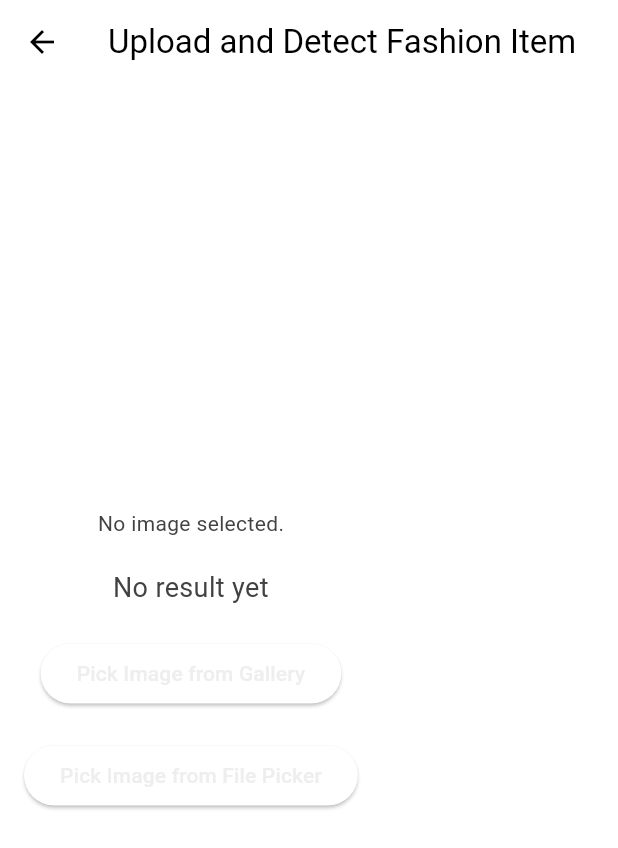
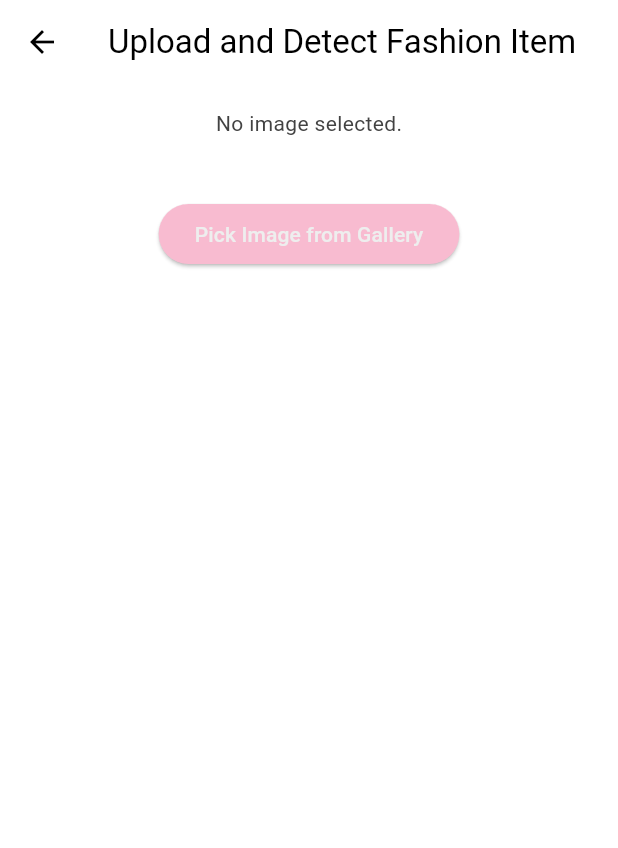
Before and after one commit to israaBaageel/Bella, a Flutter app: the UploadPage screen opened directly, on a phone screen of 412 x 824 dp. Shown: the top 848 px of the screen. Run offline on Flutter 3.47's test engine with Material 3 defaults, Android fonts, the phone set to English and light mode, and no system bars; our stand-ins replace carousel_slider, cloud_firestore, file_picker, firebase_auth, firebase_core, flutter_dotenv and 7 more; missing offline and left inert: chatview; accounts and stored records are empty.

Commit message:
image detection Edited

```diff
--- a/lib/pages/group_chat.dart
+++ b/lib/pages/group_chat.dart
@@ -3,7 +3,6 @@ import 'dart:io';
 import 'package:flutter/material.dart';
 import 'package:get_it/get_it.dart';
 import 'package:test/models/user_profile.dart';
-import 'package:test/pages/chat_page.dart';
 import 'package:test/pages/messagePage.dart';
 import 'package:test/services/database_service.dart';
 import 'package:test/services/media_service.dart';
--- a/lib/pages/upload_page.dart
+++ b/lib/pages/upload_page.dart
@@ -1,3 +1,4 @@
+import 'dart:convert'; // Add this for json decoding
 import 'dart:io';
 import 'package:flutter/material.dart';
 import 'package:file_picker/file_picker.dart';
@@ -15,7 +16,8 @@ class UploadPage extends StatefulWidget {
 
 class _UploadPageState extends State<UploadPage> {
   File? _image;
-  String _result = "No result yet";
+  Map<String, dynamic> _analysis = {};
+  Map<String, dynamic> _outfit = {};
   final picker = ImagePicker();
   FilePickerResult? _filePickerResult;
 
@@ -54,13 +56,14 @@ class _UploadPageState extends State<UploadPage> {
     if (response.statusCode == 200) {
       final responseData = await response.stream.bytesToString();
       setState(() {
-        _result = "Prediction: $responseData";
+        final responseJson = jsonDecode(responseData);
+        _analysis = responseJson['analysis'];
+        _outfit = responseJson['outfit'];
       });
-      // After detecting the clothing items, upload the image and prediction result to Cloudinary
-      _uploadToCloudinary(responseData);
     } else {
       setState(() {
-        _result = "Error: Unable to get prediction.";
+        _analysis = {};
+        _outfit = {};
       });
     }
   }
@@ -88,25 +91,6 @@ class _UploadPageState extends State<UploadPage> {
     }
   }
 
-  // Function to open the file picker and allow selecting files (if required)
-  void _openFilePicker() async {
-    FilePickerResult? result = await FilePicker.platform.pickFiles(
-      allowMultiple: false,
-      allowedExtensions: ["jpg", "jpeg", "png", "jfif", "mp4"],
-      type: FileType.custom,
-    );
-
-    if (result != null) {
-      setState(() {
-        _filePickerResult = result;
-        _image = File(
-          result.files.single.path!,
-        ); // Set the selected file as image
-      });
-      _uploadImageAndDetect();
-    }
-  }
-
   @override
   Widget build(BuildContext context) {
     return Scaffold(
@@ -114,32 +98,96 @@ class _UploadPageState extends State<UploadPage> {
         title: Text('Upload and Detect Fashion Item'),
         centerTitle: true,
       ),
-      body: Padding(
+      body: SingleChildScrollView(
+        // Make the content scrollable
         padding: const EdgeInsets.all(16.0),
+        child: Center(
+          // Center the content horizontally
           child: Column(
-          mainAxisAlignment: MainAxisAlignment.center,
+            mainAxisAlignment: MainAxisAlignment.center, // Center vertically
+            crossAxisAlignment:
+                CrossAxisAlignment.center, // Center horizontally
             children: [
               _image == null
                   ? Text("No image selected.")
                   : Image.file(_image!, height: 200, width: 200),
               SizedBox(height: 20),
+              // Display the formatted result only if predictions exist
+              _analysis.isEmpty
+                  ? Container()
+                  : Column(
+                    children: [
                       Text(
-              _result,
-              textAlign: TextAlign.center,
-              style: TextStyle(fontSize: 18),
+                        "Clothing Analysis",
+                        style: TextStyle(
+                          fontSize: 18,
+                          fontWeight: FontWeight.bold,
+                          color:
+                              Colors
+                                  .pink[100], // Light pink color for the heading
+                        ),
+                      ),
+                      Divider(color: Colors.grey), // Add a divider line
+                      SizedBox(height: 10),
+                      // Loop through each analysis result
+                      ..._analysis.entries.map((entry) {
+                        return Padding(
+                          padding: const EdgeInsets.only(bottom: 8.0),
+                          child: Text(
+                            "${entry.key}: ${entry.value}",
+                            style: TextStyle(
+                              fontSize: 16,
+                              color:
+                                  Colors
+                                      .black, // Normal text color for answers (black)
+                            ),
+                          ),
+                        );
+                      }).toList(),
+                      SizedBox(height: 20),
+                      Text(
+                        "Suggested Outfit",
+                        style: TextStyle(
+                          fontSize: 18,
+                          fontWeight: FontWeight.bold,
+                          color:
+                              Colors
+                                  .pink[100], // Light pink color for the heading
+                        ),
+                      ),
+                      Divider(color: Colors.grey), // Add a divider line
+                      SizedBox(height: 10),
+                      // Loop through each outfit suggestion
+                      ..._outfit.entries.map((entry) {
+                        return Padding(
+                          padding: const EdgeInsets.only(bottom: 8.0),
+                          child: Text(
+                            "${entry.key}: ${entry.value}",
+                            style: TextStyle(
+                              fontSize: 16,
+                              fontWeight:
+                                  FontWeight
+                                      .normal, // Keep the answers normal (not bold)
+                              color:
+                                  Colors
+                                      .black, // Normal text color for answers (black)
+                            ),
+                          ),
+                        );
+                      }).toList(),
+                    ],
                   ),
               SizedBox(height: 20),
               ElevatedButton(
                 onPressed: _pickImage,
                 child: Text("Pick Image from Gallery"),
+                style: ElevatedButton.styleFrom(
+                  backgroundColor:
+                      Colors.pink[100], // Light pink color for the button
                 ),
-            SizedBox(height: 20),
-            // Add the file picker button if you need to allow other file formats
-            ElevatedButton(
-              onPressed: _openFilePicker,
-              child: Text("Pick Image from File Picker"),
               ),
             ],
+          ),
         ),
       ),
     );
--- a/lib/services/cloudinary_service.dart
+++ b/lib/services/cloudinary_service.dart
@@ -1,6 +1,5 @@
 import 'dart:convert';
 import 'dart:io';
-import 'package:file_picker/file_picker.dart';
 import 'package:flutter/material.dart';
 import 'package:flutter_dotenv/flutter_dotenv.dart';
 import 'package:http/http.dart' as http;
--- a/lib/services/cloudinary_service2.dart
+++ b/lib/services/cloudinary_service2.dart
@@ -1,7 +1,6 @@
 import 'dart:convert';
 import 'dart:io';
 import 'package:crypto/crypto.dart';
-import 'package:file_picker/file_picker.dart';
 import 'package:flutter_dotenv/flutter_dotenv.dart';
 import 'package:http/http.dart' as http;
 import 'package:test/services/database_service.dart';
```
Also changed, not shown: lib/pages/intro.dart (+22 -18 lines), lib/services/auth_service.dart (+7 -12 lines), lib/utils.dart (+10 -19 lines), uploads/4664a2ae-f7b0-4b7c-aca0-90e98e3da4c4.jpg (added), uploads/88ef9389-91ea-4964-b92b-e15536fd4a10.jpeg (added), uploads/88ef9389-91ea-4964-b92b-e15536fd4a10.jpg (added), uploads/Amandine_-_Wygodny_blezer_-_Roza___M.jpg (added), uploads/Rihoas_Dresses___Nwt_Rihoas_The_Floral_Tie_Straps_Midi_Dress___Color__Green___Size__L.jpg (added), 1 other file. Lines whose indentation alone changed are shown as unchanged.
